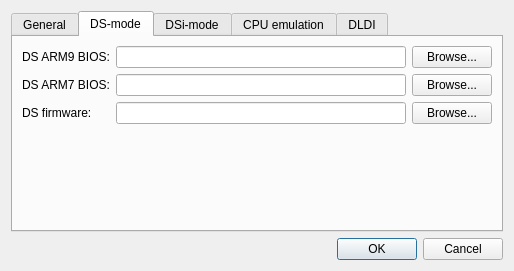
This is src/frontend/qt_sdl/EmuSettingsDialog.ui in melonDS-emu/melonDS as Qt 5 draws it before an edit. The edited form follows.
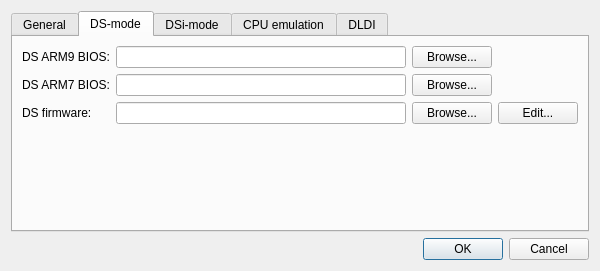
This is the edited form. The open tabs and pages were chosen to show the change.

Commit message: Add firmware overrides for more settings. Also make override optionals when a firmware is provided.

```diff
--- a/src/frontend/qt_sdl/EmuSettingsDialog.ui
+++ b/src/frontend/qt_sdl/EmuSettingsDialog.ui
@@ -131,6 +131,13 @@
          </property>
         </widget>
        </item>
+       <item row="2" column="3">
+        <widget class="QPushButton" name="btnFirmwareEdit">
+         <property name="text">
+          <string>Edit...</string>
+         </property>
+        </widget>
+       </item>
        <item row="0" column="2">
         <widget class="QPushButton" name="btnBIOS9Browse">
          <property name="sizePolicy">
```
The commit also changes 4 other files.
